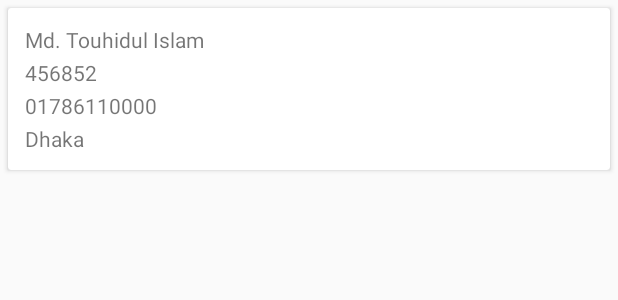
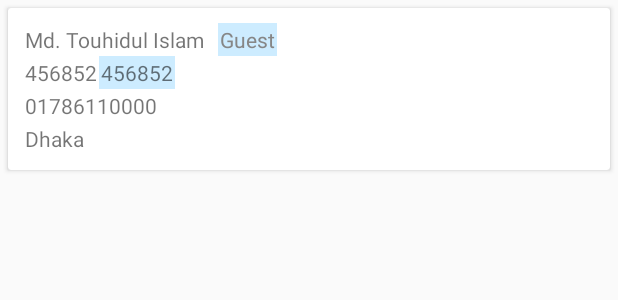
Before and after one commit to touhid1010/QR-Code-Security-Scanner, an Android app: the layout cardview_participant_list.xml on its own in the app's theme, with its tools: preview values and no code run, on a phone screen of 412 x 824 dp. Shown: the top 300 px of the screen. Run offline under Robolectric (Android 15) with nearby library versions, the phone set to English and light mode, and no system bars.

Commit message:
SMS Added

```diff
--- a/app/build.gradle
+++ b/app/build.gradle
@@ -10,6 +10,7 @@ android {
         versionCode 1
         versionName "1.0"
         testInstrumentationRunner "android.support.test.runner.AndroidJUnitRunner"
+        multiDexEnabled true
     }
     buildTypes {
         release {
--- a/app/src/main/AndroidManifest.xml
+++ b/app/src/main/AndroidManifest.xml
@@ -7,6 +7,7 @@
     <uses-permission android:name="android.permission.ACCESS_NETWORK_STATE" />
     <uses-permission android:name="android.permission.WRITE_EXTERNAL_STORAGE" />
     <uses-permission android:name="android.permission.READ_EXTERNAL_STORAGE" />
+    <uses-permission android:name="android.permission.SEND_SMS"/>
 
     <application
         android:allowBackup="true"
--- a/app/src/main/java/com/netizenbd/netichecker/ParticipantList.java
+++ b/app/src/main/java/com/netizenbd/netichecker/ParticipantList.java
@@ -30,6 +30,7 @@ public class ParticipantList extends AppCompatActivity implements SearchView.OnQ
     MyAdapter myAdapter;
     List<DataEntity> dataEntityList;
 
+
     @Override
     protected void onCreate(Bundle savedInstanceState) {
         super.onCreate(savedInstanceState);
@@ -49,6 +50,7 @@ public class ParticipantList extends AppCompatActivity implements SearchView.OnQ
         } else {
             textView_amount.setText("No Participant");
         }
+
 
         /**
          * Recycler view
@@ -130,9 +132,10 @@ public class ParticipantList extends AppCompatActivity implements SearchView.OnQ
         final List<DataEntity> filteredModelList = new ArrayList<>();
         for (DataEntity model : dataEntities) {
             final String name = model.getName().toLowerCase(); // to search by name
+            final String type = model.getParticipateType().toLowerCase(); // to search by type
             final String phone = model.getPhone().toLowerCase(); // to search by phone
             final String area = model.getArea().toLowerCase(); // to search by area
-            if (name.contains(query) || phone.contains(query) || area.contains(query)) {
+            if (name.contains(query) || type.contains(query) || phone.contains(query) || area.contains(query)) {
                 filteredModelList.add(model);
             }
         }
--- a/app/src/main/java/com/netizenbd/netichecker/sqlitedatabase/MyDbHelper.java
+++ b/app/src/main/java/com/netizenbd/netichecker/sqlitedatabase/MyDbHelper.java
@@ -18,6 +18,7 @@ public class MyDbHelper extends SQLiteOpenHelper {
             COLUMN_DATA_EVENT_ID = "event_id",
             COLUMN_DATA_EVENT_NAME = "event_name",
             COLUMN_DATA_PARTICIPANT_ID = "participant_id",
+            COLUMN_DATA_PARTICIPANT_TYPE = "type", // guest or visitor or others
             COLUMN_DATA_PARTICIPANT_NAME = "name",
             COLUMN_DATA_PARTICIPANT_PHONE = "phone",
             COLUMN_DATA_PARTICIPANT_AREA = "area",
@@ -28,6 +29,7 @@ public class MyDbHelper extends SQLiteOpenHelper {
             COLUMN_DATA_EVENT_ID + " TEXT, " +
             COLUMN_DATA_EVENT_NAME + " TEXT, " +
             COLUMN_DATA_PARTICIPANT_ID + " TEXT, " +
+            COLUMN_DATA_PARTICIPANT_TYPE + " TEXT, " +
             COLUMN_DATA_PARTICIPANT_NAME + " TEXT, " +
             COLUMN_DATA_PARTICIPANT_PHONE + " TEXT, " +
             COLUMN_DATA_PARTICIPANT_AREA + " TEXT, " +
--- a/app/src/main/res/layout/cardview_participant_list.xml
+++ b/app/src/main/res/layout/cardview_participant_list.xml
@@ -17,31 +17,64 @@
         android:orientation="vertical"
         android:padding="10dp">
 
+        <LinearLayout
+            android:layout_width="match_parent"
+            android:layout_height="wrap_content"
+            android:orientation="horizontal">
+
             <TextView
                 android:id="@+id/textView_name"
-            android:layout_width="match_parent"
-            android:layout_height="match_parent"
+                android:layout_width="wrap_content"
+                android:layout_height="wrap_content"
                 android:padding="1dp"
                 android:text="Md. Touhidul Islam" />
 
             <TextView
+                android:id="@+id/textView_participantType"
+                android:layout_width="wrap_content"
+                android:layout_height="wrap_content"
+                android:layout_marginLeft="8dp"
+                android:background="#cdecff"
+                android:textColor="#868686"
+                android:padding="1dp"
+                android:text="Guest" />
+
+        </LinearLayout>
+
+        <LinearLayout
+            android:layout_width="wrap_content"
+            android:layout_height="wrap_content">
+
+            <TextView
                 android:id="@+id/textView_participantID"
-            android:layout_width="match_parent"
-            android:layout_height="match_parent"
+                android:layout_width="wrap_content"
+                android:layout_height="wrap_content"
                 android:padding="1dp"
                 android:text="456852" />
 
             <TextView
+                android:id="@+id/textView_checkingTime"
+                android:layout_width="wrap_content"
+                android:layout_height="wrap_content"
+                android:paddingLeft="10dp"
+                android:background="#cdecff"
+                android:padding="1dp"
+                android:text="456852" />
+
+        </LinearLayout>
+
+
+        <TextView
             android:id="@+id/textView_phone"
-            android:layout_width="match_parent"
-            android:layout_height="match_parent"
+            android:layout_width="wrap_content"
+            android:layout_height="wrap_content"
             android:padding="1dp"
             android:text="01786110000" />
 
         <TextView
             android:id="@+id/textView_area"
-            android:layout_width="match_parent"
-            android:layout_height="match_parent"
+            android:layout_width="wrap_content"
+            android:layout_height="wrap_content"
             android:padding="1dp"
             android:text="Dhaka" />
 
```
Also changed, not shown: app/src/main/java/com/netizenbd/netichecker/MainActivity.java (+36 -12 lines), app/src/main/java/com/netizenbd/netichecker/MySendSMS.java (added, +30 -0 lines), app/src/main/java/com/netizenbd/netichecker/adapter/MyAdapter.java (+13 -7 lines), app/src/main/java/com/netizenbd/netichecker/sqlitedatabase/DataEntity.java (+14 -2 lines), app/src/main/java/com/netizenbd/netichecker/sqlitedatabase/DataService.java (+11 -10 lines), app/src/main/res/drawable-hdpi/ic_action_search.png, app/src/main/res/drawable-mdpi/ic_action_search.png, app/src/main/res/drawable-xhdpi/ic_action_search.png, app/src/main/res/drawable-xxhdpi/ic_action_search.png. Lines whose indentation alone changed are shown as unchanged.
